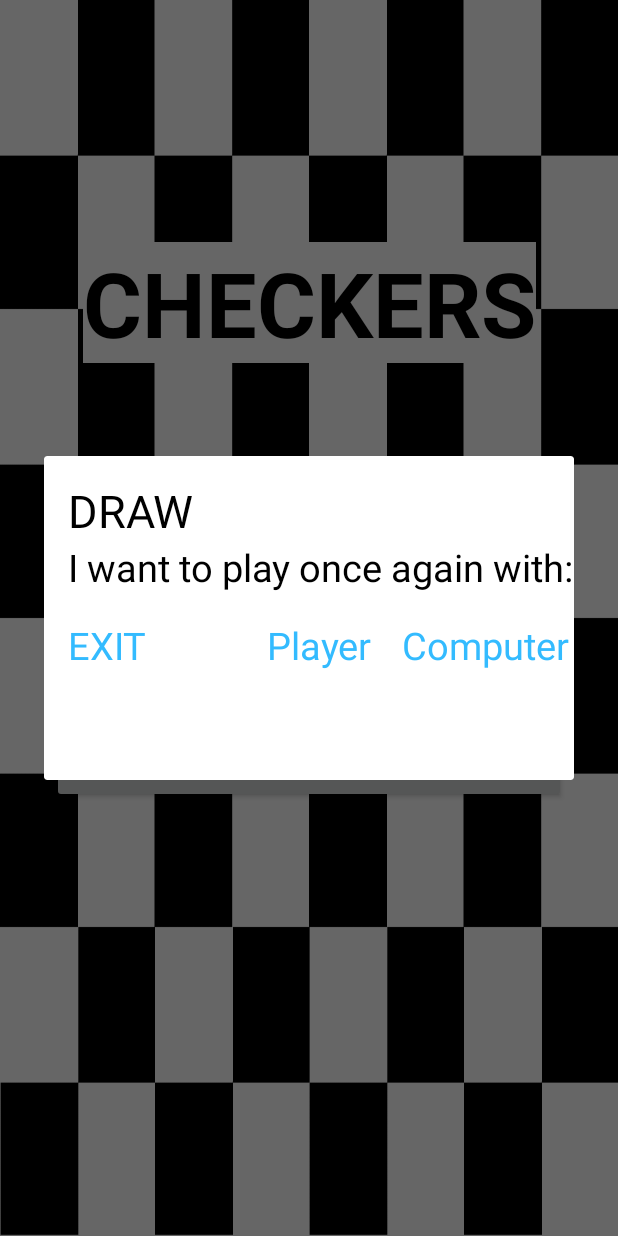
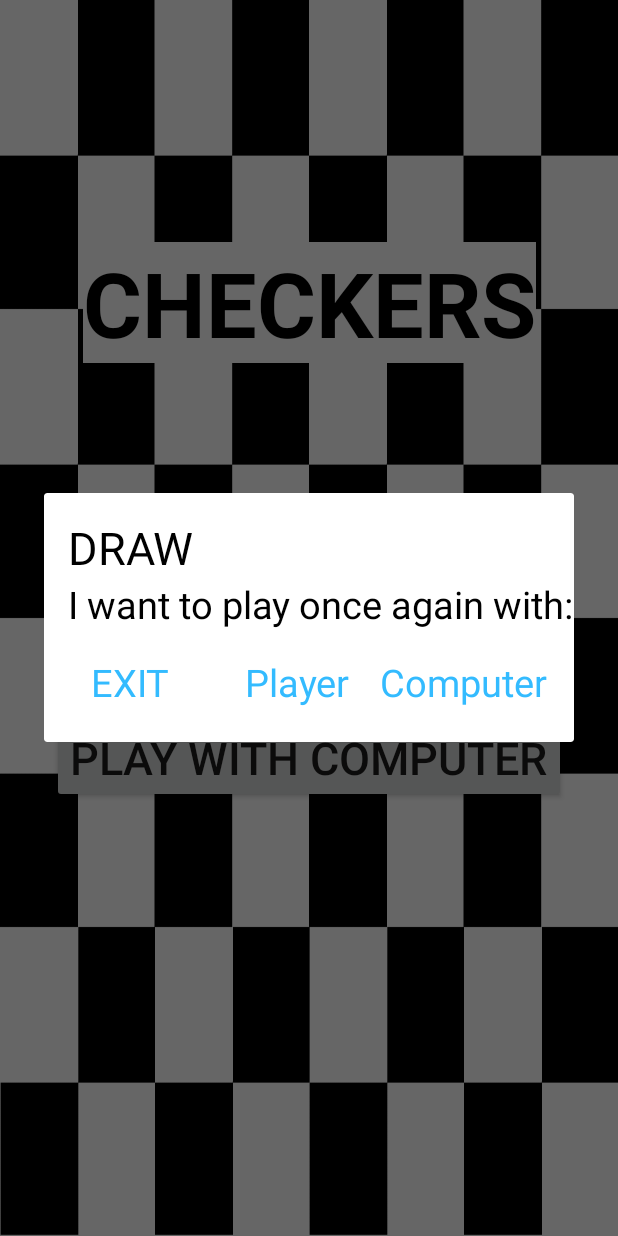
Before and after one commit to Szczepaniak-M/Checkers, an Android app: the GameDialogFragment screen opened through its navigation route, on a phone screen of 412 x 824 dp. Run offline under Robolectric (Android 15) with nearby library versions, the phone set to English and light mode, and no system bars; our stand-ins replace navigation-ui.

Commit message:
New game option

```diff
--- a/app/src/main/res/layout/fragment_dialog_game.xml
+++ b/app/src/main/res/layout/fragment_dialog_game.xml
@@ -7,7 +7,7 @@
 
     <androidx.constraintlayout.widget.ConstraintLayout
         android:layout_width="wrap_content"
-        android:layout_height="200dp"
+        android:layout_height="150dp"
         android:layout_marginStart="16dp"
         android:layout_marginTop="16dp"
         app:layout_constraintStart_toStartOf="parent"
@@ -51,7 +51,7 @@
             android:id="@+id/action_player"
             android:layout_width="wrap_content"
             android:layout_height="wrap_content"
-            android:layout_marginStart="80dp"
+            android:layout_marginStart="50dp"
             android:layout_marginTop="52dp"
             android:text="@string/player"
             android:textColor="#33bbff"
@@ -66,10 +66,13 @@
             android:text="@string/exit"
             android:textColor="#33bbff"
             android:textSize="25sp"
+            android:layout_marginStart="15dp"
             app:layout_constraintStart_toStartOf="parent"
             app:layout_constraintTop_toTopOf="@+id/action_player" />
 
 
     </androidx.constraintlayout.widget.ConstraintLayout>
 
+
+
 </androidx.constraintlayout.widget.ConstraintLayout>
--- a/app/src/main/res/values/strings.xml
+++ b/app/src/main/res/values/strings.xml
@@ -53,11 +53,12 @@
     <string name="red">Red</string>
     <string name="white">White</string>
     <string name="draw">DRAW</string>
-    <string name="red_win">The RED player is winner</string>
-    <string name="white_win">The WHITE player is winner</string>
+    <string name="red_win">The RED pawns won</string>
+    <string name="white_win">The WHITE pawns won</string>
     <string name="new_game">New Game</string>
     <string name="exit">EXIT</string>
     <string name="player">Player</string>
     <string name="computer">Computer</string>
-    <string name="once_again">I want to play once again with:  </string>
+    <string name="once_again">I want to play once again with:</string>
+    <string name="tab">\\t</string>
 </resources>
```
